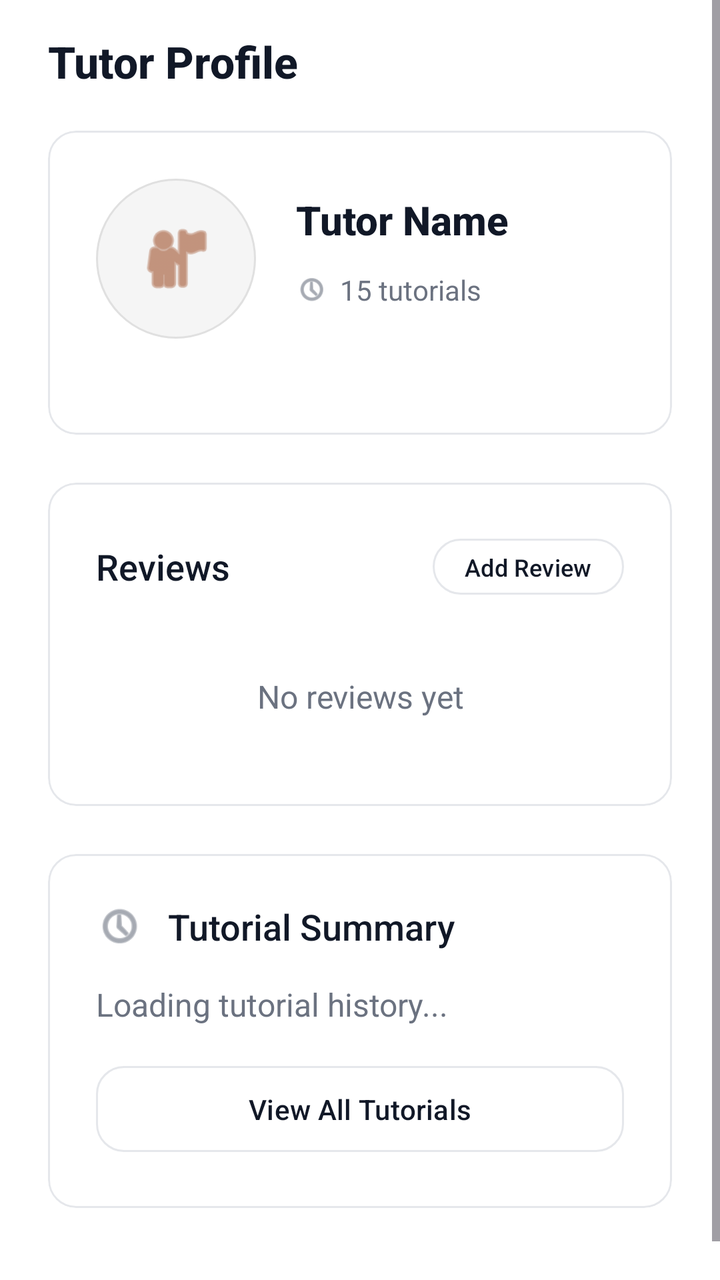
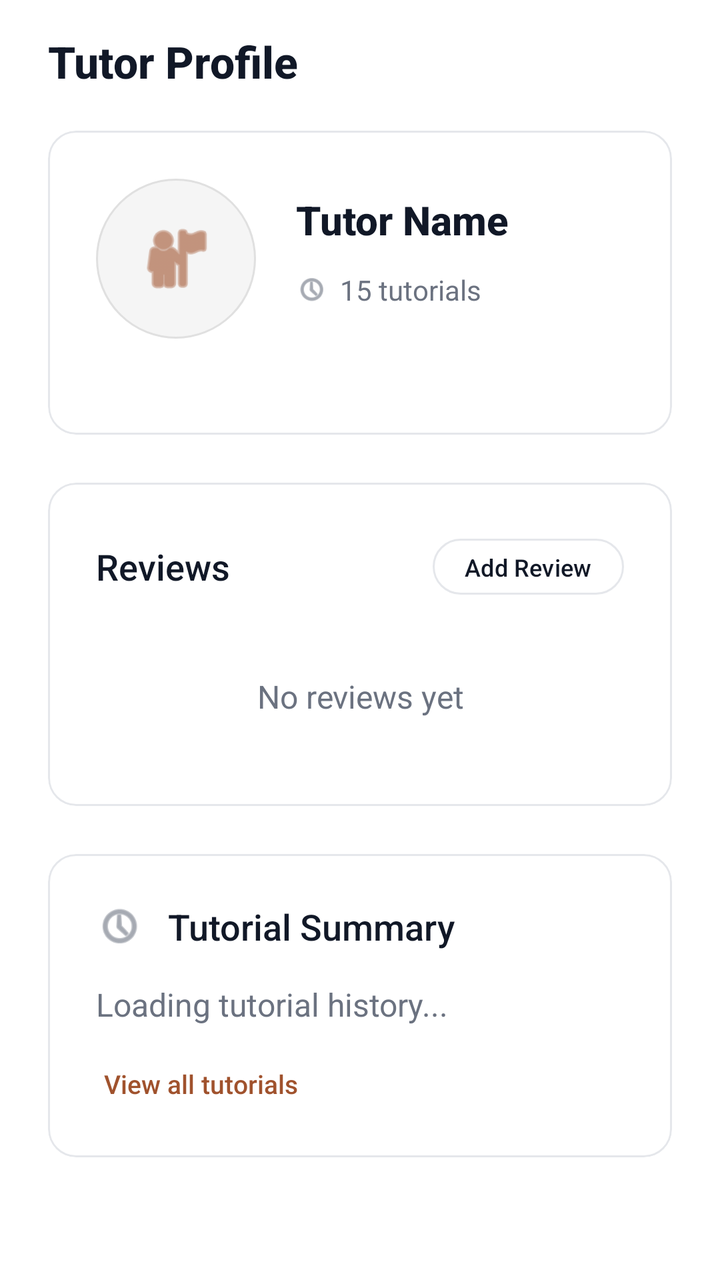

Before-and-after screenshots of an Android layout around one commit, followed by the original layout XML and the change that was made.
<!-- AndroidManifest.xml: application theme Theme.Csci3130Group1 -->
<!-- res/layout/activity_tutor_profile.xml -->
<?xml version="1.0" encoding="utf-8"?>
<ScrollView xmlns:android="http://schemas.android.com/apk/res/android"
    xmlns:app="http://schemas.android.com/apk/res-auto"
    android:layout_width="match_parent"
    android:layout_height="match_parent"
    android:background="#FFFFFF"
    android:fillViewport="true">

    <LinearLayout
        android:layout_width="match_parent"
        android:layout_height="wrap_content"
        android:orientation="vertical"
        android:paddingHorizontal="24dp"
        android:paddingTop="16dp"
        android:paddingBottom="32dp">

        
        <TextView
            android:layout_width="wrap_content"
            android:layout_height="wrap_content"
            android:text="Tutor Profile"
            android:textSize="22sp"
            android:fontFamily="sans-serif-medium"
            android:textStyle="bold"
            android:textColor="#111827"
            android:layout_marginBottom="20dp"/>

        
        <com.google.android.material.card.MaterialCardView
            android:layout_width="match_parent"
            android:layout_height="wrap_content"
            android:layout_marginBottom="24dp"
            app:cardCornerRadius="14dp"
            app:cardElevation="0dp"
            app:cardBackgroundColor="#FFFFFF"
            app:strokeColor="#E5E7EB"
            app:strokeWidth="1dp">

            <LinearLayout
                android:layout_width="match_parent"
                android:layout_height="wrap_content"
                android:orientation="vertical"
                android:padding="24dp">

                
                <LinearLayout
                    android:layout_width="match_parent"
                    android:layout_height="wrap_content"
                    android:orientation="horizontal"
                    android:gravity="center_vertical"
                    android:layout_marginBottom="24dp">

                    
                    <ImageView
                        android:id="@+id/tutorProfilePicture"
                        android:layout_width="80dp"
                        android:layout_height="80dp"
                        android:src="@android:drawable/ic_menu_myplaces"
                        app:tint="#A0522D"
                        android:background="@drawable/circle_background"
                        android:padding="20dp"
                        android:contentDescription="Tutor Profile Picture" />

                    
                    <LinearLayout
                        android:layout_width="0dp"
                        android:layout_height="wrap_content"
                        android:layout_weight="1"
                        android:orientation="vertical"
                        android:layout_marginStart="20dp">

                        
                        <TextView
                            android:id="@+id/tutorName"
                            android:layout_width="wrap_content"
                            android:layout_height="wrap_content"
                            android:text="Tutor Name"
                            android:textSize="20sp"
                            android:textStyle="bold"
                            android:textColor="#111827"
                            android:fontFamily="sans-serif-medium" />

                        
                        <TextView
                            android:id="@+id/tutorDegree"
                            android:layout_width="wrap_content"
                            android:layout_height="wrap_content"
                            android:text="Computer Science, B.Sc."
                            android:textSize="14sp"
                            android:textColor="#6B7280"
                            android:fontFamily="sans-serif-medium"
                            android:layout_marginTop="4dp"
                            android:visibility="gone" />

                        
                        <LinearLayout
                            android:layout_width="match_parent"
                            android:layout_height="wrap_content"
                            android:orientation="vertical"
                            android:layout_marginTop="12dp">

                            
                            <LinearLayout
                                android:layout_width="wrap_content"
                                android:layout_height="wrap_content"
                                android:orientation="horizontal"
                                android:layout_marginBottom="8dp">

                                
                                <LinearLayout
                                    android:layout_width="wrap_content"
                                    android:layout_height="wrap_content"
                                    android:orientation="horizontal"
                                    android:gravity="center_vertical"
                                    android:layout_marginEnd="20dp">

                                    <ImageView
                                        android:layout_width="16dp"
                                        android:layout_height="16dp"
                                        android:src="@android:drawable/ic_menu_recent_history"
                                        app:tint="#6B7280" />

                                    <TextView
                                        android:id="@+id/tutorialCount"
                                        android:layout_width="wrap_content"
                                        android:layout_height="wrap_content"
                                        android:text="15 tutorials"
                                        android:textSize="14sp"
                                        android:textColor="#6B7280"
                                        android:layout_marginStart="6dp" />
                                </LinearLayout>

                                
                                <LinearLayout
                                    android:id="@+id/ratingContainer"
                                    android:layout_width="wrap_content"
                                    android:layout_height="wrap_content"
                                    android:orientation="horizontal"
                                    android:gravity="center_vertical"
                                    android:visibility="gone">

                                    <ImageView
                                        android:layout_width="16dp"
                                        android:layout_height="16dp"
                                        android:src="@android:drawable/btn_star_big_on"
                                        app:tint="#FFD700" />

                                    <TextView
                                        android:id="@+id/tutorRating"
                                        android:layout_width="wrap_content"
                                        android:layout_height="wrap_content"
                                        android:text="4.8 (24)"
                                        android:textSize="14sp"
                                        android:textColor="#6B7280"
                                        android:layout_marginStart="6dp" />
                                </LinearLayout>
                            </LinearLayout>

                            
                            <LinearLayout
                                android:id="@+id/contactContainer"
                                android:layout_width="wrap_content"
                                android:layout_height="wrap_content"
                                android:orientation="horizontal"
                                android:gravity="center_vertical"
                                android:visibility="gone">

                                <ImageView
                                    android:layout_width="16dp"
                                    android:layout_height="16dp"
                                    android:src="@android:drawable/ic_menu_call"
                                    app:tint="#A0522D" />

                                <TextView
                                    android:id="@+id/tutorContact"
                                    android:layout_width="wrap_content"
                                    android:layout_height="wrap_content"
                                    android:text="(902) 123-4567"
                                    android:textSize="14sp"
                                    android:textColor="#A0522D"
                                    android:layout_marginStart="6dp"
                                    android:fontFamily="sans-serif-medium" />
                            </LinearLayout>
                        </LinearLayout>
                    </LinearLayout>
                </LinearLayout>

                
                <LinearLayout
                    android:id="@+id/descriptionSection"
                    android:layout_width="match_parent"
                    android:layout_height="wrap_content"
                    android:orientation="vertical"
                    android:visibility="gone">

                    <TextView
                        android:layout_width="wrap_content"
                        android:layout_height="wrap_content"
                        android:text="About"
                        android:textSize="14sp"
                        android:textColor="#6B7280"
                        android:fontFamily="sans-serif-medium"
                        android:layout_marginBottom="8dp"/>

                    <TextView
                        android:id="@+id/tutorDescription"
                        android:layout_width="match_parent"
                        android:layout_height="wrap_content"
                        android:text="Tutor description goes here..."
                        android:textSize="16sp"
                        android:textColor="#111827"
                        android:fontFamily="sans-serif"
                        android:lineSpacingExtra="4dp"/>
                </LinearLayout>
            </LinearLayout>
        </com.google.android.material.card.MaterialCardView>

        
        <com.google.android.material.card.MaterialCardView
            android:layout_width="match_parent"
            android:layout_height="wrap_content"
            android:layout_marginBottom="24dp"
            app:cardCornerRadius="14dp"
            app:cardElevation="0dp"
            app:cardBackgroundColor="#FFFFFF"
            app:strokeColor="#E5E7EB"
            app:strokeWidth="1dp">

            <LinearLayout
                android:layout_width="match_parent"
                android:layout_height="wrap_content"
                android:orientation="vertical"
                android:padding="24dp">

                
                <LinearLayout
                    android:layout_width="match_parent"
                    android:layout_height="wrap_content"
                    android:orientation="horizontal"
                    android:gravity="center_vertical"
                    android:layout_marginBottom="16dp">

                    <TextView
                        android:id="@+id/tutorReviewsHeader"
                        android:layout_width="0dp"
                        android:layout_height="wrap_content"
                        android:layout_weight="1"
                        android:text="@string/reviews"
                        android:textSize="18sp"
                        android:fontFamily="sans-serif-medium"
                        android:textColor="#111827"/>

                    <Button
                        android:id="@+id/addReviewButton"
                        style="@style/Widget.Material3.Button.OutlinedButton"
                        android:layout_width="wrap_content"
                        android:layout_height="36dp"
                        android:text="Add Review"
                        android:textColor="#111827"
                        android:textSize="12sp"
                        android:textAllCaps="false"
                        android:fontFamily="sans-serif-medium"
                        app:strokeColor="#E5E7EB"
                        app:cornerRadius="14dp"
                        android:minWidth="0dp"
                        android:paddingHorizontal="16dp"/>
                </LinearLayout>

                
                <TextView
                    android:id="@+id/noReviewsText"
                    android:layout_width="match_parent"
                    android:layout_height="wrap_content"
                    android:text="No reviews yet"
                    android:textSize="16sp"
                    android:textColor="#6B7280"
                    android:gravity="center"
                    android:padding="20dp"
                    android:visibility="visible"/>

                
                <LinearLayout
                    android:id="@+id/reviewsList"
                    android:layout_width="match_parent"
                    android:layout_height="wrap_content"
                    android:orientation="vertical">
                </LinearLayout>
            </LinearLayout>
        </com.google.android.material.card.MaterialCardView>

        
        <com.google.android.material.card.MaterialCardView
            android:id="@+id/upcoming_tutorials_card"
            android:layout_width="match_parent"
            android:layout_height="wrap_content"
            android:layout_marginBottom="24dp"
            app:cardCornerRadius="14dp"
            app:cardElevation="0dp"
            app:cardBackgroundColor="#FFFFFF"
            app:strokeColor="#E5E7EB"
            app:strokeWidth="1dp"
            android:visibility="gone">

            <LinearLayout
                android:layout_width="match_parent"
                android:layout_height="wrap_content"
                android:orientation="vertical"
                android:padding="24dp">

            
            <LinearLayout
                android:layout_width="match_parent"
                android:layout_height="wrap_content"
                android:orientation="horizontal"
                android:gravity="center_vertical"
                android:layout_marginBottom="16dp">

                <ImageView
                    android:layout_width="24dp"
                    android:layout_height="24dp"
                    android:src="@android:drawable/ic_menu_today"
                    app:tint="#6B7280"
                    android:contentDescription="Upcoming Tutorial Icon" />

                <TextView
                    android:layout_width="wrap_content"
                    android:layout_height="wrap_content"
                    android:text="Upcoming Tutorials"
                    android:textSize="18sp"
                    android:fontFamily="sans-serif-medium"
                    android:textColor="#111827"
                    android:layout_marginStart="12dp"/>
            </LinearLayout>

            
            <LinearLayout
                android:id="@+id/upcomingTutorialsList"
                android:layout_width="match_parent"
                android:layout_height="wrap_content"
                android:orientation="vertical">
                
                <TextView
                    android:layout_width="match_parent"
                    android:layout_height="wrap_content"
                    android:text="Loading upcoming tutorials..."
                    android:textSize="16sp"
                    android:textColor="#6B7280"/>
            </LinearLayout>
            </LinearLayout>
        </com.google.android.material.card.MaterialCardView>

        
        <com.google.android.material.card.MaterialCardView
            android:layout_width="match_parent"
            android:layout_height="wrap_content"
            android:layout_marginBottom="24dp"
            app:cardCornerRadius="14dp"
            app:cardElevation="0dp"
            app:cardBackgroundColor="#FFFFFF"
            app:strokeColor="#E5E7EB"
            app:strokeWidth="1dp">

            <LinearLayout
                android:layout_width="match_parent"
                android:layout_height="wrap_content"
                android:orientation="vertical"
                android:padding="24dp">

            
            <LinearLayout
                android:layout_width="match_parent"
                android:layout_height="wrap_content"
                android:orientation="horizontal"
                android:gravity="center_vertical"
                android:layout_marginBottom="16dp">

                <ImageView
                    android:layout_width="24dp"
                    android:layout_height="24dp"
                    android:src="@android:drawable/ic_menu_recent_history"
                    app:tint="#6B7280"
                    android:contentDescription="Tutorial History Icon" />

                <TextView
                    android:layout_width="wrap_content"
                    android:layout_height="wrap_content"
                    android:text="Tutorial Summary"
                    android:textSize="18sp"
                    android:fontFamily="sans-serif-medium"
                    android:textColor="#111827"
                    android:layout_marginStart="12dp"/>
            </LinearLayout>

            
            <LinearLayout
                android:id="@+id/tutorStatsRow"
                android:layout_width="match_parent"
                android:layout_height="wrap_content"
                android:orientation="horizontal"
                android:weightSum="3"
                android:layout_marginBottom="12dp"
                android:visibility="gone">

                
                <LinearLayout
                    android:layout_width="0dp"
                    android:layout_height="wrap_content"
                    android:layout_weight="1"
                    android:orientation="vertical"
                    android:gravity="center"
                    android:padding="16dp"
                    android:background="@drawable/stats_card_background">

                    <TextView
                        android:id="@+id/tutorTotalValue"
                        android:layout_width="wrap_content"
                        android:layout_height="wrap_content"
                        android:text="0"
                        android:textSize="20sp"
                        android:textColor="#111827"
                        android:fontFamily="sans-serif-medium"
                        android:textStyle="bold"/>
                    
                    <TextView
                        android:layout_width="wrap_content"
                        android:layout_height="wrap_content"
                        android:text="Total"
                        android:textSize="12sp"
                        android:textColor="#6B7280"
                        android:layout_marginTop="4dp"/>
                </LinearLayout>

                
                <LinearLayout
                    android:layout_width="0dp"
                    android:layout_height="wrap_content"
                    android:layout_weight="1"
                    android:orientation="vertical"
                    android:gravity="center"
                    android:padding="16dp"
                    android:layout_marginStart="8dp"
                    android:background="@drawable/stats_card_background">

                    <TextView
                        android:id="@+id/tutorUpcomingValue"
                        android:layout_width="wrap_content"
                        android:layout_height="wrap_content"
                        android:text="0"
                        android:textSize="20sp"
                        android:textColor="#111827"
                        android:fontFamily="sans-serif-medium"
                        android:textStyle="bold"/>
                    
                    <TextView
                        android:layout_width="wrap_content"
                        android:layout_height="wrap_content"
                        android:text="Upcoming"
                        android:textSize="12sp"
                        android:textColor="#6B7280"
                        android:layout_marginTop="4dp"/>
                </LinearLayout>

                
                <LinearLayout
                    android:layout_width="0dp"
                    android:layout_height="wrap_content"
                    android:layout_weight="1"
                    android:orientation="vertical"
                    android:gravity="center"
                    android:padding="16dp"
                    android:layout_marginStart="8dp"
                    android:background="@drawable/stats_card_background">

                    <TextView
                        android:id="@+id/tutorCompletedValue"
                        android:layout_width="wrap_content"
                        android:layout_height="wrap_content"
                        android:text="0"
                        android:textSize="20sp"
                        android:textColor="#111827"
                        android:fontFamily="sans-serif-medium"
                        android:textStyle="bold"/>
                    
                    <TextView
                        android:layout_width="wrap_content"
                        android:layout_height="wrap_content"
                        android:text="Past"
                        android:textSize="12sp"
                        android:textColor="#6B7280"
                        android:layout_marginTop="4dp"/>
                </LinearLayout>
            </LinearLayout>

            
            <TextView
                android:id="@+id/tutorialStats"
                android:layout_width="match_parent"
                android:layout_height="wrap_content"
                android:text="Loading tutorial history..."
                android:textSize="16sp"
                android:textColor="#6B7280"
                android:lineSpacingExtra="4dp"
                android:layout_marginBottom="16dp"
                android:visibility="visible"/>

            
            <Button
                android:id="@+id/view_all_tutorials_button"
                style="@style/Widget.Material3.Button.OutlinedButton"
                android:layout_width="match_parent"
                android:layout_height="wrap_content"
                android:text="View All Tutorials"
                android:textColor="#111827"
                android:padding="12dp"
                android:textSize="14sp"
                android:textAllCaps="false"
                android:fontFamily="sans-serif-medium"
                app:strokeColor="#E5E7EB"
                app:cornerRadius="14dp"/>
            </LinearLayout>
        </com.google.android.material.card.MaterialCardView>

    </LinearLayout>
</ScrollView>
<!-- resources referenced by this layout -->
<resources>
  <!-- drawable circle_background (drawable) -->
  <?xml version="1.0" encoding="utf-8"?>
  <shape xmlns:android="http://schemas.android.com/apk/res/android"
      android:shape="oval">
      <solid android:color="#F5F5F5" />
      <stroke
          android:width="1dp"
          android:color="#E0E0E0" />
  </shape>
  <!-- drawable stats_card_background (drawable) -->
  <?xml version="1.0" encoding="utf-8"?>
  <shape xmlns:android="http://schemas.android.com/apk/res/android">
      <solid android:color="#F7F8FA" />
      <corners android:radius="12dp" />
      <stroke android:width="0dp" />
  </shape>
  <string name="reviews">Reviews</string>
  <style name="Theme.Csci3130Group1" parent="Base.Theme.Csci3130Group1" />
  <style name="Base.Theme.Csci3130Group1" parent="Theme.Material3.DayNight.NoActionBar">
          
          <item name="colorPrimary">#111827</item>
          <item name="colorOnPrimary">#FFFFFF</item>
          <item name="colorSecondary">#6B7280</item>
          <item name="colorOnSecondary">#FFFFFF</item>
          
          <item name="colorPrimaryContainer">#F3F4F6</item>
          <item name="colorOnPrimaryContainer">#111827</item>
          <item name="colorSecondaryContainer">#F3F4F6</item>
          <item name="colorOnSecondaryContainer">#111827</item>
          <item name="colorTertiary">#9CA3AF</item>
          <item name="colorSurface">#FFFFFF</item>
          <item name="colorOnSurface">#111827</item>
          <item name="colorOutline">#E5E7EB</item>
          <item name="android:navigationBarColor">#FFFFFF</item>
          <item name="android:statusBarColor">#FFFFFF</item>
      </style>
</resources>

<!-- the commit's change to res/layout/activity_tutor_profile.xml (unified diff, before → after) -->
@@ -408,8 +408,7 @@
                     android:layout_weight="1"
                     android:orientation="vertical"
                     android:gravity="center"
-                    android:padding="16dp"
-                    android:background="@drawable/stats_card_background">
+                    android:padding="16dp">
 
                     <TextView
                         android:id="@+id/tutorTotalValue"
@@ -438,8 +437,7 @@
                     android:orientation="vertical"
                     android:gravity="center"
                     android:padding="16dp"
-                    android:layout_marginStart="8dp"
-                    android:background="@drawable/stats_card_background">
+                    android:layout_marginStart="8dp">
 
                     <TextView
                         android:id="@+id/tutorUpcomingValue"
@@ -468,8 +466,7 @@
                     android:orientation="vertical"
                     android:gravity="center"
                     android:padding="16dp"
-                    android:layout_marginStart="8dp"
-                    android:background="@drawable/stats_card_background">
+                    android:layout_marginStart="8dp">
 
                     <TextView
                         android:id="@+id/tutorCompletedValue"
@@ -504,19 +501,15 @@
                 android:visibility="visible"/>
 
             
-            <Button
+            <TextView
                 android:id="@+id/view_all_tutorials_button"
-                style="@style/Widget.Material3.Button.OutlinedButton"
-                android:layout_width="match_parent"
-                android:layout_height="wrap_content"
-                android:text="View All Tutorials"
-                android:textColor="#111827"
-                android:padding="12dp"
-                android:textSize="14sp"
-                android:textAllCaps="false"
-                android:fontFamily="sans-serif-medium"
-                app:strokeColor="#E5E7EB"
-                app:cornerRadius="14dp"/>
+                android:layout_width="wrap_content"
+                android:layout_height="wrap_content"
+                android:text="View all tutorials"
+                android:textColor="#A0522D"
+                android:textSize="13sp"
+                android:padding="4dp"
+                android:fontFamily="sans-serif-medium"/>
             </LinearLayout>
         </com.google.android.material.card.MaterialCardView>
 
<!-- resource entries referenced after the edit -->
@@ -8,13 +8,6 @@
       <stroke
           android:width="1dp"
           android:color="#E0E0E0" />
-  </shape>
-  <!-- drawable stats_card_background (drawable) -->
-  <?xml version="1.0" encoding="utf-8"?>
-  <shape xmlns:android="http://schemas.android.com/apk/res/android">
-      <solid android:color="#F7F8FA" />
-      <corners android:radius="12dp" />
-      <stroke android:width="0dp" />
   </shape>
   <string name="reviews">Reviews</string>
   <style name="Theme.Csci3130Group1" parent="Base.Theme.Csci3130Group1" />
